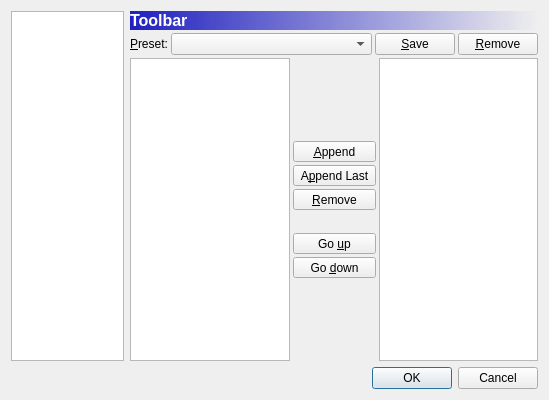
Before: the Qt Designer form hspide/configdialog.ui in sharkpp/hspide, drawn with Qt 5.
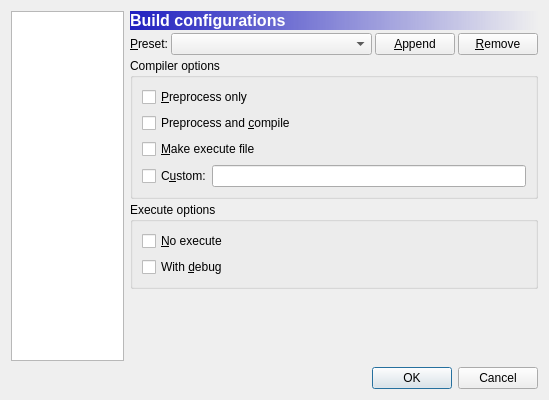
After: the same form once the commit is applied. Icons and pictures are not drawn.

Diff of the .ui file:
```diff
--- a/hspide/configdialog.ui
+++ b/hspide/configdialog.ui
@@ -41,7 +41,7 @@
      <item>
       <widget class="QStackedWidget" name="stackedWidget">
        <property name="currentIndex">
-        <number>5</number>
+        <number>1</number>
        </property>
        <widget class="QWidget" name="directoryPage">
         <layout class="QVBoxLayout" name="verticalLayout_3">
@@ -187,6 +187,184 @@
          </item>
         </layout>
        </widget>
+       <widget class="QWidget" name="buildConfigurationsPage">
+        <layout class="QVBoxLayout" name="verticalLayout_14">
+         <property name="spacing">
+          <number>3</number>
+         </property>
+         <property name="margin">
+          <number>0</number>
+         </property>
+         <item>
+          <widget class="QLabel" name="buildConfigurationsPageTitle">
+           <property name="font">
+            <font>
+             <pointsize>12</pointsize>
+             <weight>75</weight>
+             <bold>true</bold>
+            </font>
+           </property>
+           <property name="styleSheet">
+            <string notr="true">background-color: qlineargradient(spread:pad, x1:0, y1:0, x2:1, y2:0, stop:0 rgba(32, 32, 192, 255), stop:1 rgba(255, 255, 255, 0));
+color: rgb(255, 255, 255);</string>
+           </property>
+           <property name="text">
+            <string>Build configurations</string>
+           </property>
+           <property name="margin">
+            <number>3</number>
+           </property>
+          </widget>
+         </item>
+         <item>
+          <layout class="QHBoxLayout" name="horizontalLayout_10">
+           <property name="spacing">
+            <number>3</number>
+           </property>
+           <item>
+            <widget class="QLabel" name="buildConfigurationsPresetLabel">
+             <property name="sizePolicy">
+              <sizepolicy hsizetype="Maximum" vsizetype="Preferred">
+               <horstretch>0</horstretch>
+               <verstretch>0</verstretch>
+              </sizepolicy>
+             </property>
+             <property name="text">
+              <string>&amp;Preset:</string>
+             </property>
+             <property name="buddy">
+              <cstring>buildConfigurationsPresetList</cstring>
+             </property>
+            </widget>
+           </item>
+           <item>
+            <widget class="QComboBox" name="buildConfigurationsPresetList"/>
+           </item>
+           <item>
+            <widget class="QPushButton" name="buildConfigurationsPresetAppend">
+             <property name="sizePolicy">
+              <sizepolicy hsizetype="Maximum" vsizetype="Fixed">
+               <horstretch>0</horstretch>
+               <verstretch>0</verstretch>
+              </sizepolicy>
+             </property>
+             <property name="text">
+              <string>&amp;Append</string>
+             </property>
+            </widget>
+           </item>
+           <item>
+            <widget class="QPushButton" name="buildConfigurationsPresetRemove">
+             <property name="sizePolicy">
+              <sizepolicy hsizetype="Maximum" vsizetype="Fixed">
+               <horstretch>0</horstretch>
+               <verstretch>0</verstretch>
+              </sizepolicy>
+             </property>
+             <property name="text">
+              <string>&amp;Remove</string>
+             </property>
+            </widget>
+           </item>
+          </layout>
+         </item>
+         <item>
+          <widget class="QGroupBox" name="buildConfigurationsCompilerOptionsGroup">
+           <property name="sizePolicy">
+            <sizepolicy hsizetype="Preferred" vsizetype="Maximum">
+             <horstretch>0</horstretch>
+             <verstretch>0</verstretch>
+            </sizepolicy>
+           </property>
+           <property name="title">
+            <string>Compiler options</string>
+           </property>
+           <layout class="QVBoxLayout" name="verticalLayout_13">
+            <item>
+             <widget class="QCheckBox" name="buildConfigurationsPreprocessOnly">
+              <property name="text">
+               <string>&amp;Preprocess only</string>
+              </property>
+             </widget>
+            </item>
+            <item>
+             <widget class="QCheckBox" name="buildConfigurationsCompile">
+              <property name="text">
+               <string>Preprocess and &amp;compile</string>
+              </property>
+             </widget>
+            </item>
+            <item>
+             <widget class="QCheckBox" name="buildConfigurationsMakeExecuteFile">
+              <property name="text">
+               <string>&amp;Make execute file</string>
+              </property>
+             </widget>
+            </item>
+            <item>
+             <layout class="QHBoxLayout" name="horizontalLayout_11">
+              <property name="spacing">
+               <number>0</number>
+              </property>
+              <item>
+               <widget class="QCheckBox" name="buildConfigurationsCustomCompilerOption">
+                <property name="text">
+                 <string>C&amp;ustom:</string>
+                </property>
+               </widget>
+              </item>
+              <item>
+               <widget class="QLineEdit" name="buildConfigurationsCompilerOption"/>
+              </item>
+             </layout>
+            </item>
+           </layout>
+          </widget>
+         </item>
+         <item>
+          <widget class="QGroupBox" name="buildConfigurationsExecuteOptionsGroup">
+           <property name="sizePolicy">
+            <sizepolicy hsizetype="Preferred" vsizetype="Maximum">
+             <horstretch>0</horstretch>
+             <verstretch>0</verstretch>
+            </sizepolicy>
+           </property>
+           <property name="title">
+            <string>Execute options</string>
+           </property>
+           <layout class="QVBoxLayout" name="verticalLayout_15">
+            <item>
+             <widget class="QCheckBox" name="buildConfigurationsNoExecute">
+              <property name="text">
+               <string>&amp;No execute</string>
+              </property>
+             </widget>
+            </item>
+            <item>
+             <widget class="QCheckBox" name="buildConfigurationsWithDebug">
+              <property name="text">
+               <string>With &amp;debug</string>
+              </property>
+             </widget>
+            </item>
+           </layout>
+          </widget>
+         </item>
+         <item>
+          <spacer name="verticalSpacer_8">
+           <property name="orientation">
+            <enum>Qt::Vertical</enum>
+           </property>
+           <property name="sizeHint" stdset="0">
+            <size>
+             <width>20</width>
+             <height>40</height>
+            </size>
+           </property>
+          </spacer>
+         </item>
+        </layout>
+       </widget>
        <widget class="QWidget" name="editorGeneralPage">
         <layout class="QVBoxLayout" name="verticalLayout_4">
          <property name="spacing">
```
